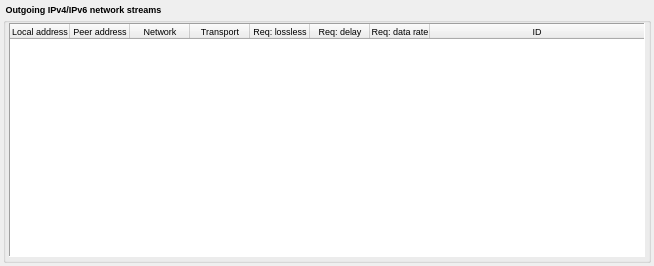
The window that Homer/forms/OverviewNetworkStreamsWidget.ui (Homer-Conferencing/Homer-Conferencing) describes before a commit, drawn with Qt 5.
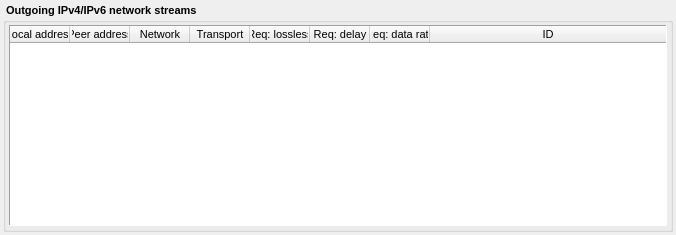
The same window after the commit.

The edit to the form file:
```diff
--- a/Homer/forms/OverviewNetworkStreamsWidget.ui
+++ b/Homer/forms/OverviewNetworkStreamsWidget.ui
@@ -6,8 +6,8 @@
    <rect>
     <x>0</x>
     <y>0</y>
-    <width>654</width>
-    <height>266</height>
+    <width>676</width>
+    <height>235</height>
    </rect>
   </property>
   <property name="sizePolicy">
@@ -37,7 +37,7 @@
      <widget class="QGroupBox" name="mGrpOutgoing">
       <property name="font">
        <font>
-        <pointsize>7</pointsize>
+        <pointsize>8</pointsize>
         <weight>75</weight>
         <bold>true</bold>
        </font>
@@ -59,7 +59,7 @@
         <widget class="QTableWidget" name="mTwOutgoingStreams">
          <property name="font">
           <font>
-           <pointsize>7</pointsize>
+           <pointsize>8</pointsize>
            <weight>50</weight>
            <bold>false</bold>
           </font>
```
